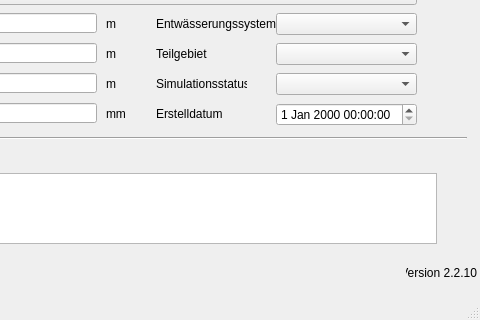
hoettges/QKan, file qkan/database/templates/haltungen.ui: the form before one commit; both pictures show x 164 to 644 and y 227 to 547 of the 644 by 547 pixel window.
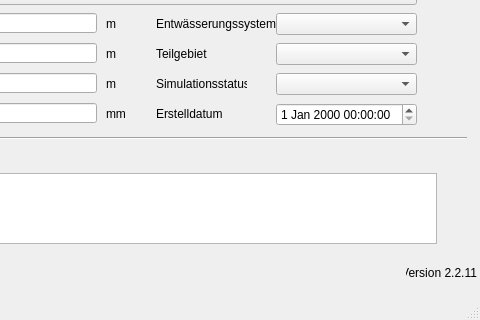
The form after the commit. Custom widgets are drawn as their Qt base class.

The edit to the form file:
```diff
--- a/qkan/database/templates/haltungen.ui
+++ b/qkan/database/templates/haltungen.ui
@@ -521,7 +521,7 @@
      <string>Version QKan Import</string>
     </property>
     <property name="text">
-     <string>Version 2.2.10</string>
+     <string>Version 2.2.11</string>
     </property>
     <property name="alignment">
      <set>Qt::AlignRight|Qt::AlignTrailing|Qt::AlignVCenter</set>
```
